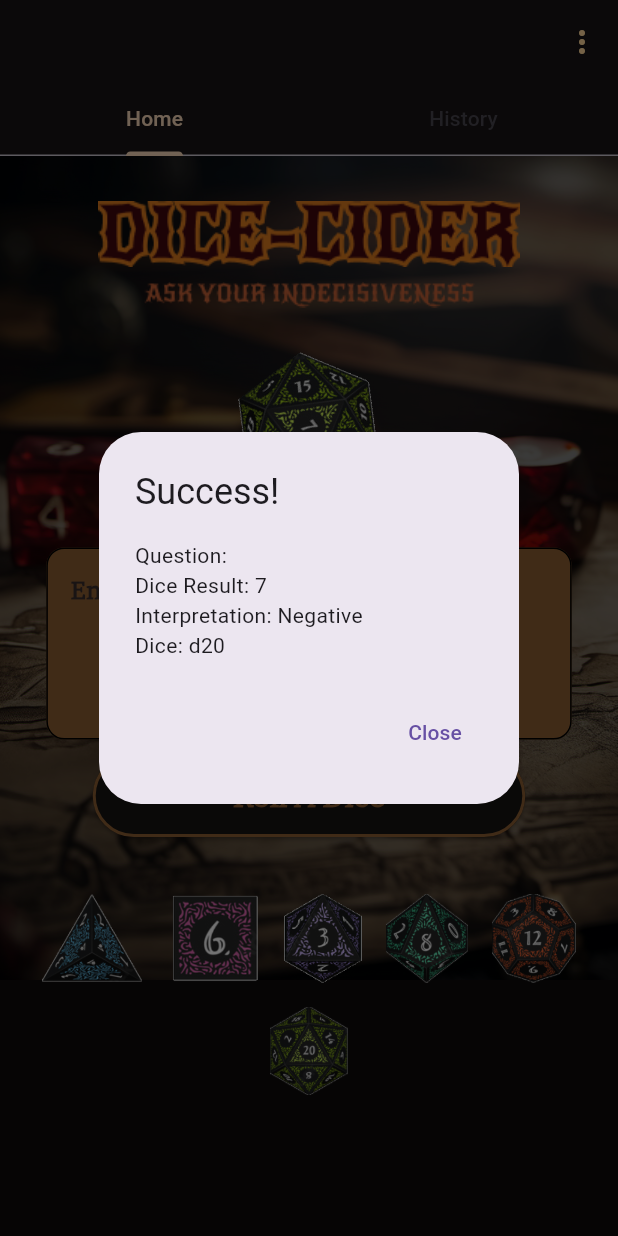
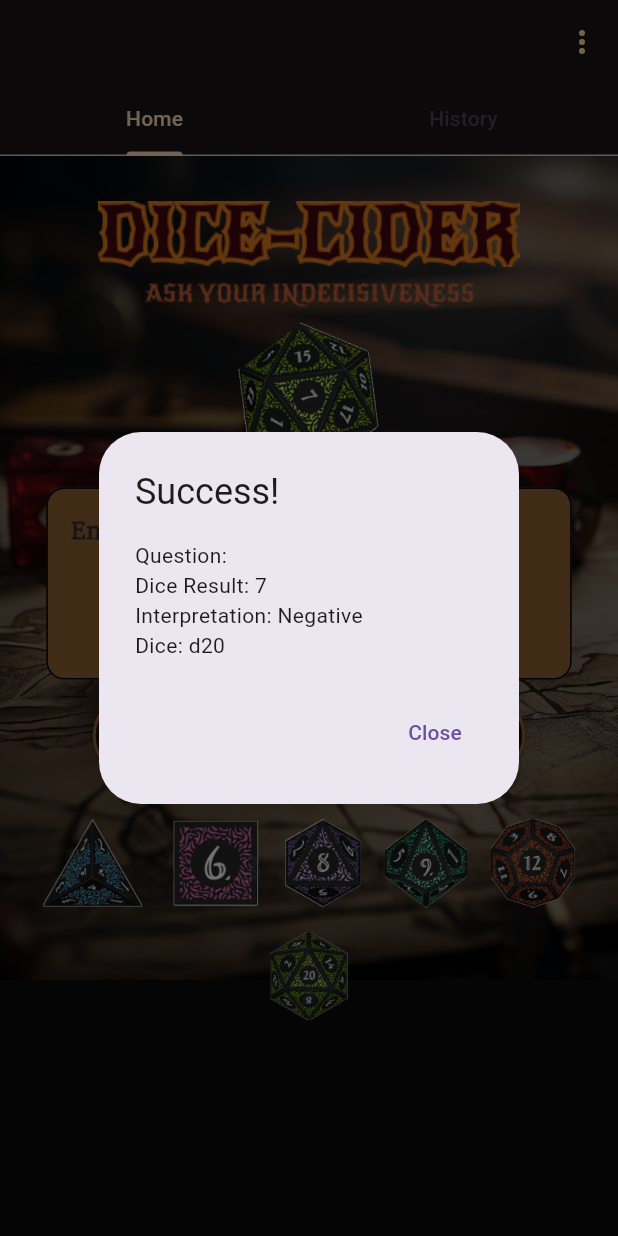
Before and after one commit to IAmMichaelP/DiceDiceDice, a Flutter app: the screen it shows once a user with an empty profile is signed in, after a tap on "Roll A Dice", on a phone screen of 412 x 824 dp. Run offline on Flutter 3.47's test engine with Material 3 defaults, Android fonts, the phone set to English and light mode, and no system bars; our stand-ins replace cloud_firestore, firebase_auth, firebase_core, just_audio; accounts and stored records are empty.

Commit message:
sum other changes again

```diff
--- a/dicedicedice/lib/screens/home subpages/home_bar.dart
+++ b/dicedicedice/lib/screens/home subpages/home_bar.dart
@@ -33,7 +33,7 @@ class _HomeBarState extends State<HomeBar> {
   int currentImageIndex = 0;
   int counter = 1;
   int diceResult = 0;
-  int diceMax = 0;
+  int diceMax = 20;
   String diceType = 'd20';
 
   final List<String> d20_images = [
@@ -148,12 +148,19 @@ class _HomeBarState extends State<HomeBar> {
       print("dice result: $diceResult");
       // dice = 'd20';
       print("dice result: $diceType");
+      print("diceMax: $diceMax");
       if (diceResult == 1) {
         interpretation = 'Critical Failure';
       } else if (diceResult == diceMax) {
         interpretation = 'Critical Success';
-      } else {
-        interpretation = interpretationList[diceResult ~/ 4];
+      } else if (diceResult / diceMax < 0.25) {
+        interpretation = 'Very Negative';
+      } else if (diceResult / diceMax < 0.5) {
+        interpretation = 'Negative';
+      } else if (diceResult / diceMax < 0.75) {
+        interpretation = 'Positive';
+      } else if (diceResult / diceMax < 1) {
+        interpretation = 'Very Positive';
       }
       // interpretation = interpretationList[diceResult ~/ 4];
       print("interpretation result: $interpretation");
@@ -255,7 +262,7 @@ class _HomeBarState extends State<HomeBar> {
             Image.asset('assets/Dice-cider.png'),
             const SizedBox(height: 10),
             Image.asset('assets/subtitle.png'),
-            const SizedBox(height: 30),
+            const SizedBox(height: 10),
             Transform.rotate(
               angle: random.nextDouble() * 180,
               child: Image.asset(
@@ -263,7 +270,7 @@ class _HomeBarState extends State<HomeBar> {
                 height: 100,
               ),
             ),
-            const SizedBox(height: 30),
+            const SizedBox(height: 10),
             Form(
                 key: _formKey,
                 child: Column(
@@ -329,7 +336,7 @@ class _HomeBarState extends State<HomeBar> {
                         ),
                       ),
                     ),
-                    const SizedBox(height: 30),
+                    const SizedBox(height: 20),
                     Wrap(
                       alignment: WrapAlignment.center,
                       children: dice_all.map((diceImage) {
```
Also changed, not shown: dicedicedice/assets/d10/0d10.png, dicedicedice/assets/d10/1d10.png, dicedicedice/assets/d10/2d10.png, dicedicedice/assets/d10/3d10.png, dicedicedice/assets/d10/4d10.png, dicedicedice/assets/d10/5d10.png, dicedicedice/assets/d10/6d10.png, dicedicedice/assets/d10/7d10.png, dicedicedice/assets/d10/8d10.png, dicedicedice/assets/d10/9d10.png, dicedicedice/assets/d8/3d8.png, dicedicedice/assets/d8/4d8.png, dicedicedice/assets/d8/5d8.png, dicedicedice/assets/d8/6d8.png, 2 more files.
